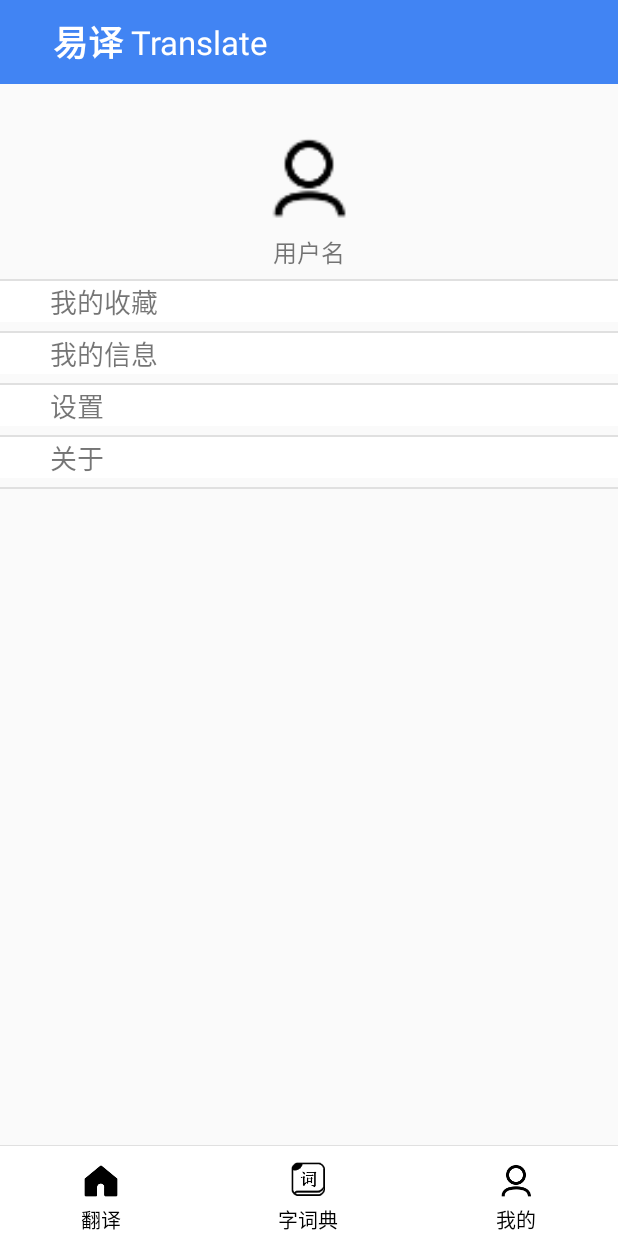
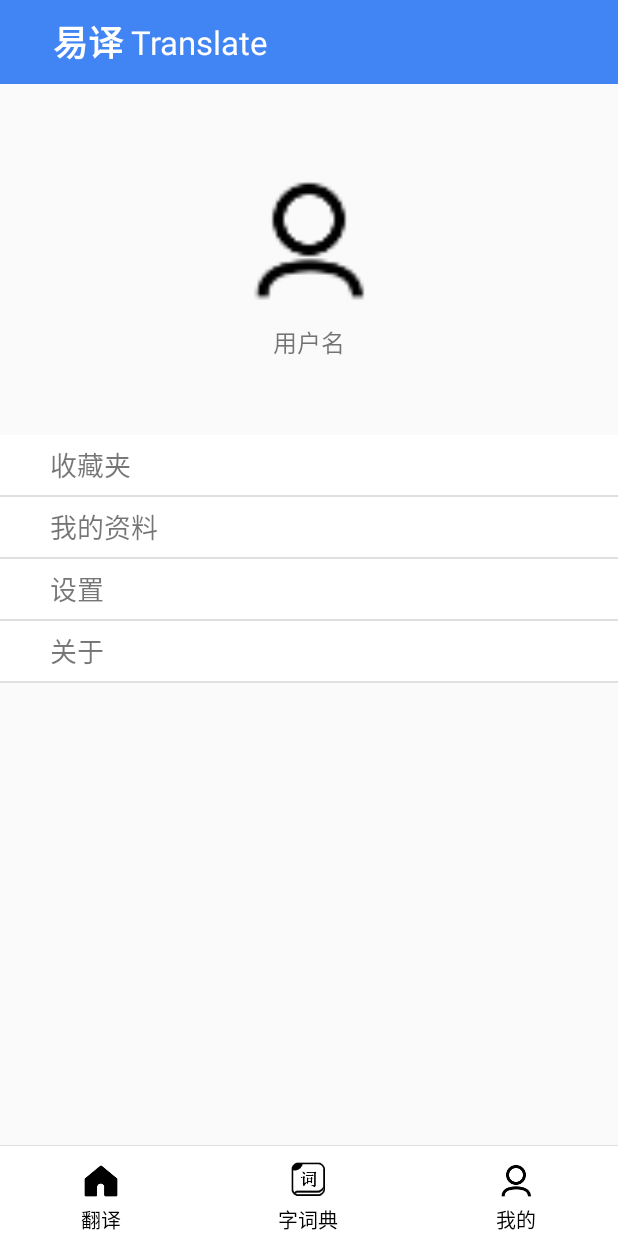
Before and after one commit to WangQi107/YiYi, an Android app: the fragment Fragment_My placed in its activity, on a phone screen of 412 x 824 dp. Run offline under Robolectric (Android 15) with nearby library versions, the phone set to English and light mode, and no system bars.

Commit message:
我的界面

```diff
--- a/app/src/main/res/layout/fragment_my.xml
+++ b/app/src/main/res/layout/fragment_my.xml
@@ -13,10 +13,10 @@
 
         <ImageView
             android:id="@+id/iv_header"
-            android:layout_width="80dp"
-            android:layout_height="80dp"
+            android:layout_width="120dp"
+            android:layout_height="120dp"
             android:layout_gravity="center"
-            android:layout_marginTop="20dp"
+            android:layout_marginTop="40dp"
             android:src="@mipmap/my" />
 
         <TextView
@@ -27,10 +27,25 @@
             android:text="用户名"
             android:textSize="16sp" />
 
+        <RelativeLayout
+            android:layout_width="match_parent"
+            android:layout_height="wrap_content"
+            android:layout_marginTop="50dp"
+            android:background="@color/white">
+
+            <TextView
+                android:layout_width="match_parent"
+                android:layout_height="40dp"
+                android:layout_alignParentStart="true"
+                android:layout_marginStart="33dp"
+                android:gravity="center_vertical"
+                android:text="收藏夹"
+                android:textSize="18sp" />
+        </RelativeLayout>
+
         <View
             android:layout_width="match_parent"
             android:layout_height="1dp"
-            android:layout_marginTop="6dp"
             android:background="@color/main_view" />
 
         <RelativeLayout
@@ -39,18 +54,18 @@
             android:background="@color/white">
 
             <TextView
-                android:layout_width="wrap_content"
-                android:layout_height="wrap_content"
+                android:layout_width="match_parent"
+                android:layout_height="40dp"
                 android:layout_alignParentStart="true"
                 android:layout_marginStart="33dp"
-                android:text="我的收藏"
+                android:gravity="center_vertical"
+                android:text="我的资料"
                 android:textSize="18sp" />
         </RelativeLayout>
 
         <View
             android:layout_width="match_parent"
             android:layout_height="1dp"
-            android:layout_marginTop="6dp"
             android:background="@color/main_view" />
 
         <RelativeLayout
@@ -59,18 +74,18 @@
             android:background="@color/white">
 
             <TextView
-                android:layout_width="wrap_content"
-                android:layout_height="wrap_content"
+                android:layout_width="match_parent"
+                android:layout_height="40dp"
                 android:layout_alignParentStart="true"
                 android:layout_marginStart="33dp"
-                android:text="我的信息"
+                android:gravity="center_vertical"
+                android:text="设置"
                 android:textSize="18sp" />
         </RelativeLayout>
 
         <View
             android:layout_width="match_parent"
             android:layout_height="1dp"
-            android:layout_marginTop="6dp"
             android:background="@color/main_view" />
 
         <RelativeLayout
@@ -79,30 +94,11 @@
             android:background="@color/white">
 
             <TextView
-                android:layout_width="wrap_content"
-                android:layout_height="wrap_content"
+                android:layout_width="match_parent"
+                android:layout_height="40dp"
                 android:layout_alignParentStart="true"
                 android:layout_marginStart="33dp"
-                android:text="设置"
-                android:textSize="18sp" />
-        </RelativeLayout>
-
-        <View
-            android:layout_width="match_parent"
-            android:layout_height="1dp"
-            android:layout_marginTop="6dp"
-            android:background="@color/main_view" />
-
-        <RelativeLayout
-            android:layout_width="match_parent"
-            android:layout_height="wrap_content"
-            android:background="@color/white">
-
-            <TextView
-                android:layout_width="wrap_content"
-                android:layout_height="wrap_content"
-                android:layout_alignParentStart="true"
-                android:layout_marginStart="33dp"
+                android:gravity="center_vertical"
                 android:text="关于"
                 android:textSize="18sp" />
         </RelativeLayout>
@@ -110,7 +106,6 @@
         <View
             android:layout_width="match_parent"
             android:layout_height="1dp"
-            android:layout_marginTop="6dp"
             android:background="@color/main_view" />
     </LinearLayout>
 </LinearLayout>
```
